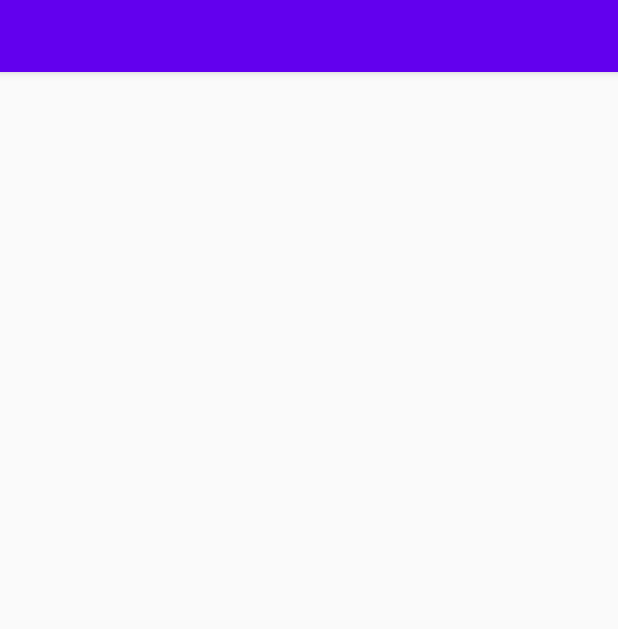
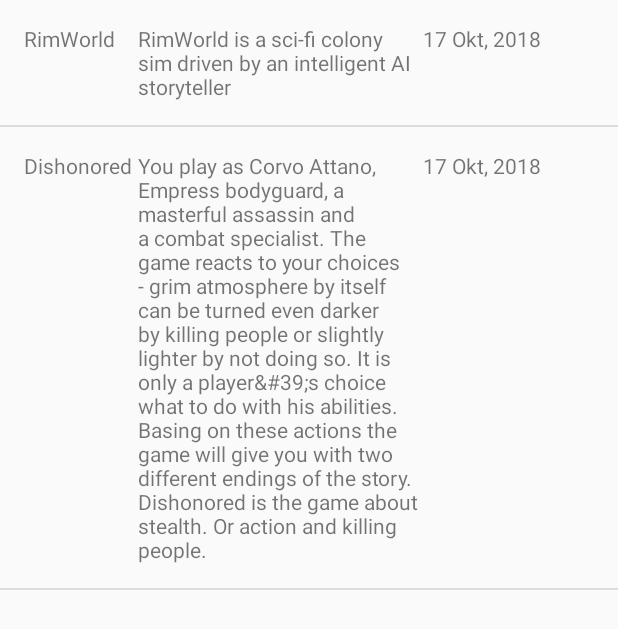
Before and after one commit to AnnGal/GamesTracker, an Android app: the screen it shows after launch (MainActivity), on a phone screen of 412 x 824 dp. Shown: the top 629 px of the screen. Run offline under Robolectric (Android 15) with nearby library versions, the phone set to English and light mode, and no system bars.

Commit message:
feat: back to simple view. (first should do json part, that make tabs)

```diff
--- a/app/src/main/java/com/example/android/gamescalendartracker/MainActivity.java
+++ b/app/src/main/java/com/example/android/gamescalendartracker/MainActivity.java
@@ -29,7 +29,7 @@ public class MainActivity extends AppCompatActivity {
 
         final ArrayList<GameCard> games = new ArrayList<>();
         games.add(new GameCard(0,"RimWorld",  "RimWorld is a sci-fi colony sim driven by an intelligent AI storyteller","developer", "publisher", new Date()));
-        games.add(new GameCard(0,"Dishonored",  "It is you who will decide what to do with your enemies. You play as Corvo Attano, Empress&#39; bodyguard, a masterful assassin and a combat specialist. The game reacts to your choices - grim atmosphere by itself can be turned even darker by killing people or slightly lighter by not doing so. It is only a player&#39;s choice what to do with his abilities. Basing on these actions the game will give you with two different endings of the story. Dishonored is the game about stealth. Or action and killing people.","developer2", "publisher2", new Date()));
+        games.add(new GameCard(0,"Dishonored",  "You play as Corvo Attano, Empress bodyguard, a masterful assassin and a combat specialist. The game reacts to your choices - grim atmosphere by itself can be turned even darker by killing people or slightly lighter by not doing so. It is only a player&#39;s choice what to do with his abilities. Basing on these actions the game will give you with two different endings of the story. Dishonored is the game about stealth. Or action and killing people.","developer2", "publisher2", new Date()));
 
         GameCardAdapter adapter = new GameCardAdapter(this, games);
         ListView listView = findViewById(R.id.list);
--- a/app/src/main/res/layout/activity_main.xml
+++ b/app/src/main/res/layout/activity_main.xml
@@ -1,4 +1,11 @@
 <?xml version="1.0" encoding="utf-8"?>
+<ListView xmlns:android="http://schemas.android.com/apk/res/android"
+    android:id="@+id/list"
+    android:layout_width="match_parent"
+    android:layout_height="match_parent">
+
+</ListView>
+<!--
 <androidx.coordinatorlayout.widget.CoordinatorLayout xmlns:android="http://schemas.android.com/apk/res/android"
     xmlns:app="http://schemas.android.com/apk/res-auto"
     xmlns:tools="http://schemas.android.com/tools"
@@ -24,11 +31,11 @@
         android:layout_height="match_parent"
         app:layout_behavior="@string/appbar_scrolling_view_behavior" />
 
-<!--    <com.google.android.material.floatingactionbutton.FloatingActionButton
+&lt;!&ndash;    <com.google.android.material.floatingactionbutton.FloatingActionButton
         android:id="@+id/fab"
         android:layout_width="wrap_content"
         android:layout_height="wrap_content"
         android:layout_gravity="bottom|end"
         android:layout_margin="@dimen/fab_margin"
-        app:srcCompat="@android:drawable/ic_dialog_email" />-->
-</androidx.coordinatorlayout.widget.CoordinatorLayout>
+        app:srcCompat="@android:drawable/ic_dialog_email" />&ndash;&gt;
+</androidx.coordinatorlayout.widget.CoordinatorLayout>-->
```
